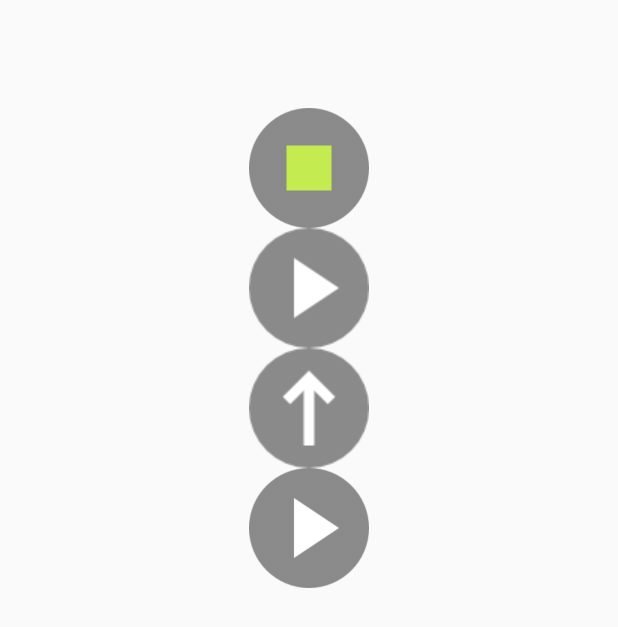
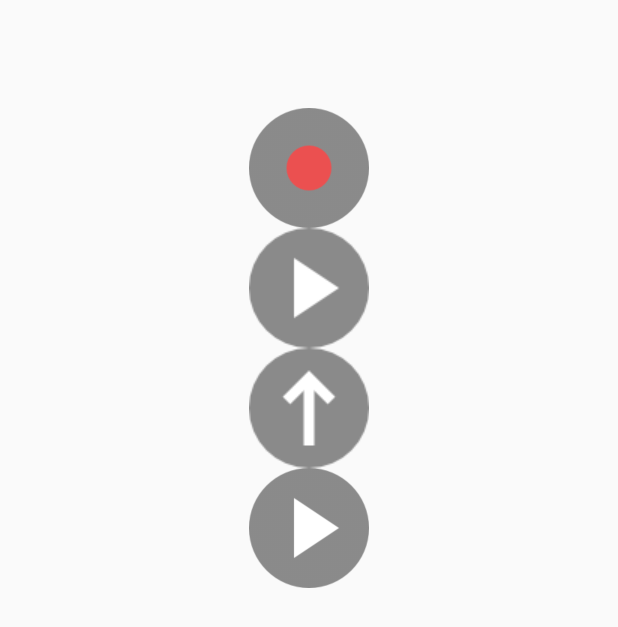
Before and after one commit to juffel/SimpleAudioRecorder, an Android app: the screen it shows after launch (RecordActivity), on a phone screen of 412 x 824 dp. Shown: the top 627 px of the screen. Run offline under Robolectric (Android 15) with nearby library versions, the phone set to English and light mode, and no system bars; libraries missing offline, so code that uses them is left out: com.loopj.android.

Commit message:
Garbage Collection :)

```diff
--- a/app/src/main/java/de/juffel/simpleaudiorecorder/RecordActivity.java
+++ b/app/src/main/java/de/juffel/simpleaudiorecorder/RecordActivity.java
@@ -61,7 +61,7 @@ public class RecordActivity extends Activity {
                 recording = !recording;
             }
         };
-        recordButton.setBackgroundResource(R.drawable.button_record_stop);
+        recordButton.setBackgroundResource(R.drawable.button_record);
         recordButton.setOnClickListener(recordListener);
         recording = false;
 
@@ -105,7 +105,7 @@ public class RecordActivity extends Activity {
         animationButton.setOnClickListener(new OnClickListener() {
             @Override
             public void onClick(View v) {
-                AnimationDrawable animation = (AnimationDrawable)animationButton.getBackground();
+                AnimationDrawable animation = (AnimationDrawable) animationButton.getBackground();
                 animation.stop();
                 animation.start();
             }
--- a/app/src/main/res/layout/activity_record.xml
+++ b/app/src/main/res/layout/activity_record.xml
@@ -11,14 +11,6 @@
         android:layout_marginTop="72dp"
         android:onClick="record"
         android:layout_gravity="center_horizontal" />
-
-    <ImageView
-        android:id="@+id/button_replay_view"
-        android:layout_width="wrap_content"
-        android:layout_height="wrap_content"
-        android:layout_above="@+id/button_replay"
-        android:layout_below="@+id/button_record"
-        android:layout_alignStart="@+id/button_replay" />
 
     <ImageButton
         android:layout_width="80dp"
@@ -37,7 +29,6 @@
         android:layout_below="@+id/button_replay"
         android:layout_alignStart="@+id/button_replay" />
 
-
     <Button
         android:layout_width="80dp"
         android:layout_height="80dp"
```
